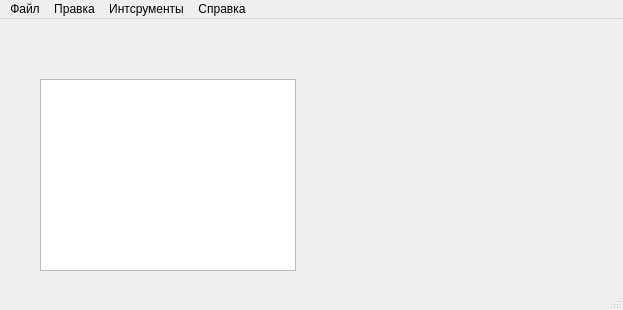
Above: mainwindow.ui from coreofdevelop/Staff before the change. Below: the same form after it.
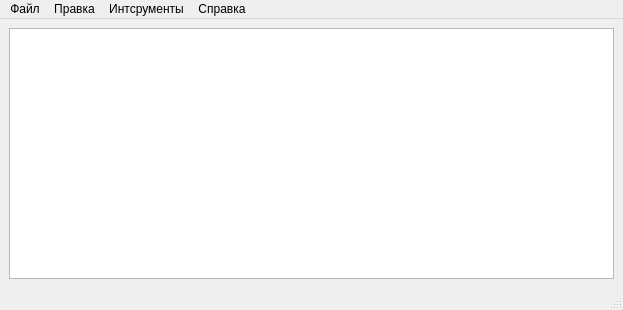
That is the form after the change.

Diff of the .ui file:
```diff
--- a/mainwindow.ui
+++ b/mainwindow.ui
@@ -14,16 +14,11 @@
    <string>MainWindow</string>
   </property>
   <widget class="QWidget" name="centralwidget">
-   <widget class="QTableView" name="tableView">
-    <property name="geometry">
-     <rect>
-      <x>40</x>
-      <y>60</y>
-      <width>256</width>
-      <height>192</height>
-     </rect>
-    </property>
-   </widget>
+   <layout class="QVBoxLayout" name="verticalLayout">
+    <item>
+     <widget class="QTableView" name="tableView"/>
+    </item>
+   </layout>
   </widget>
   <widget class="QMenuBar" name="menubar">
    <property name="geometry">
```
Left out of the diff: 92 changed lines with no effect on the pictures.
